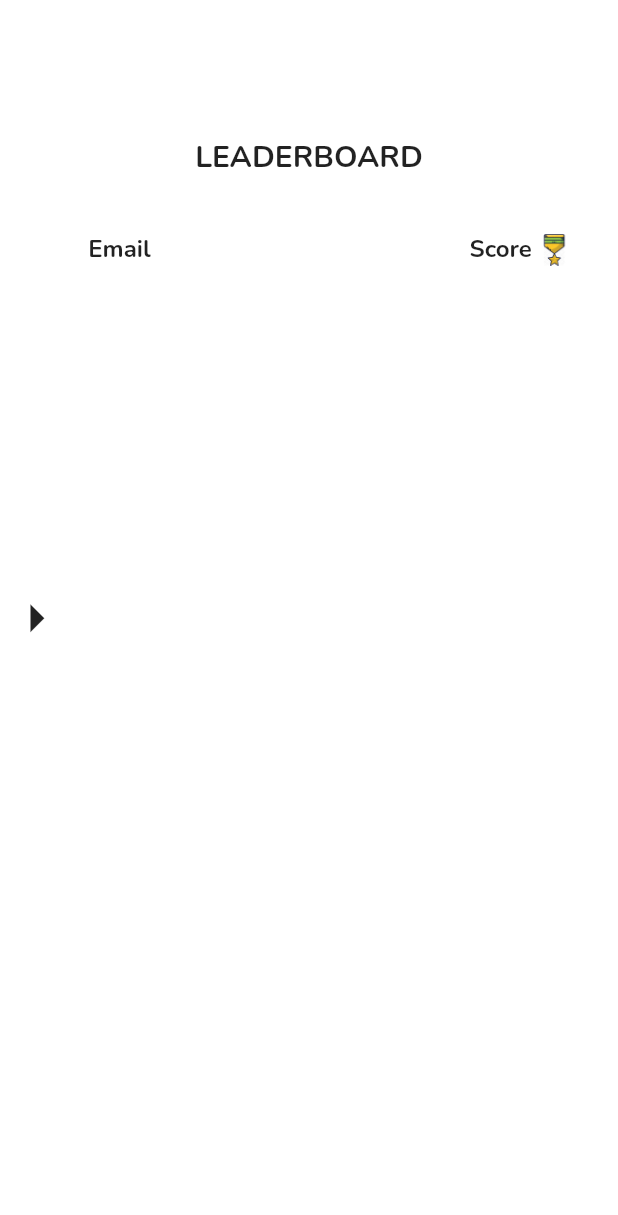
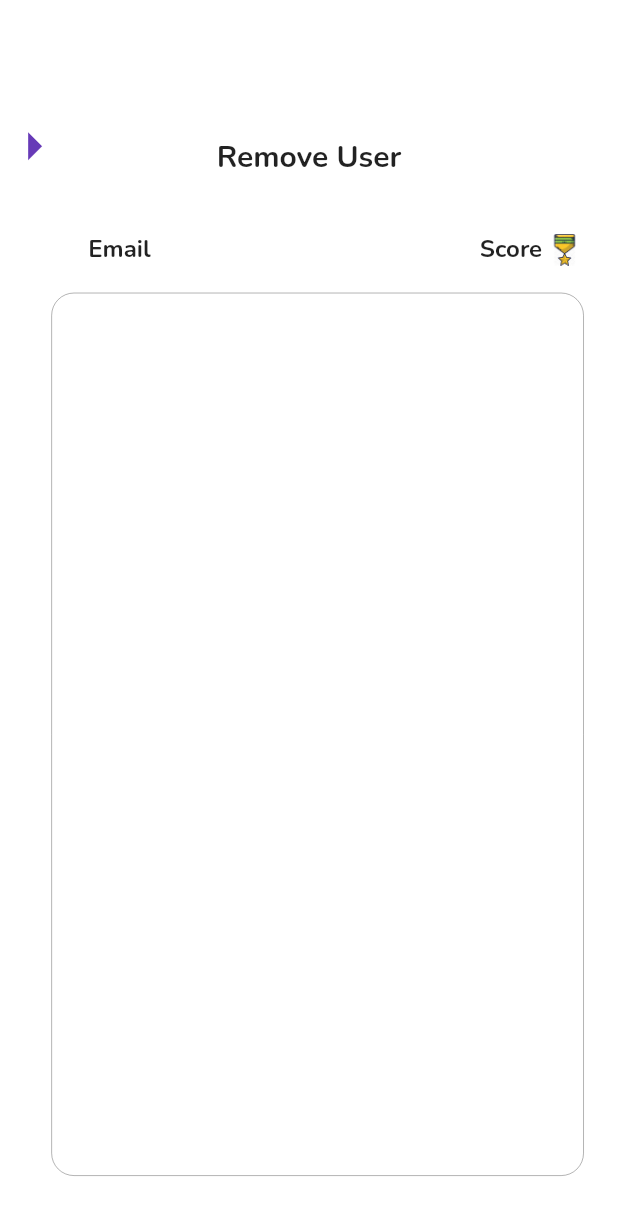
Before and after one commit to Subin-4488/Tutory, a Flutter app: the screen it shows once a user with an empty profile is signed in, on a phone screen of 412 x 824 dp. Shown: the top 1215 px of the screen. Run offline on Flutter 3.47's test engine with Material 2 defaults, Android fonts, the phone set to English and light mode, and no system bars; our stand-ins replace cloud_firestore, firebase_auth, firebase_core, flutter_spinkit, flutter_toggle_tab, fluttertoast and 1 more; missing offline and left inert: cloud_firestore_web, firebase_auth_web, firebase_core_web; accounts and stored records are empty.

Commit message:
prev questions

```diff
--- a/lib/main.dart
+++ b/lib/main.dart
@@ -30,7 +30,7 @@ class _MyAppState extends State<MyApp> with WidgetsBindingObserver {
   }
 
   void navigate() async {
-    await Future.delayed(Duration(seconds: 5), () {
+    await Future.delayed(Duration(seconds: 3), () {
       setState(() {
         splash = false;
       });
--- a/lib/screens/home/admin/adminhome.dart
+++ b/lib/screens/home/admin/adminhome.dart
@@ -1,5 +1,5 @@
-import 'package:cloud_firestore/cloud_firestore.dart';
 import 'package:flutter/material.dart';
+import 'package:tutory/screens/home/admin/addquestions.dart';
 import 'package:tutory/screens/home/admin/leaderboard.dart';
 import 'package:tutory/screens/home/admin/materials.dart';
 import 'package:tutory/screens/home/admin/setttings.dart';
@@ -31,15 +31,19 @@ class _AdminHomeState extends State<AdminHome> {
               Container(
                 alignment: Alignment.center,
                 child: select == 0
-                    ? Leaderboard()
+                    ? const Leaderboard()
                     : select == 1
-                        ? Materials()
+                        ?  Materials()
+                    :select==2?
+                      AddQuestions()
                         : AdminSettings(),
               ),
               Container(
-                alignment: Alignment.centerLeft,
+                alignment: Alignment.topLeft,
                 child: IconButton(
-                    padding: const EdgeInsets.all(0),
+                  color: Colors.deepPurple,
+                  alignment: Alignment.topLeft,
+                    padding:  EdgeInsets.only(top: size.height/11),
                     onPressed: () {
                       _key.currentState!.openDrawer();
                     },
@@ -61,7 +65,7 @@ class _AdminHomeState extends State<AdminHome> {
                 SizedBox(
                   height: size.height / 8,
                 ),
-                buildItem('Leaderboard', Icons.leaderboard, 0),
+                buildItem('Remove User', Icons.leaderboard, 0),
                 SizedBox(
                   height: size.height / 70,
                 ),
@@ -69,7 +73,7 @@ class _AdminHomeState extends State<AdminHome> {
                 SizedBox(
                   height: size.height / 70,
                 ),
-                buildItem('User Analytics', Icons.person, 2),
+                buildItem('Add Questions', Icons.person, 2),
                 SizedBox(
                   height: size.height / 70,
                 ),
@@ -110,18 +114,18 @@ class _AdminHomeState extends State<AdminHome> {
           });
 
           Navigator.of(context).pop();
-          if (idx == 0) {
-            //leaderboard
-          } else if (idx == 1) {
-            //material
+          // if (idx == 0) {
+          //   //leaderboard
+          // } else if (idx == 1) {
+          //   //material
 
-          } else if (idx == 2) {
-            //user analytics
+          // } else if (idx == 2) {
+          //   //user analytics
 
-          } else {
-            //settings
+          // } else {
+          //   //settings
 
-          }
+          // }
         });
   }
 }
--- a/lib/screens/home/admin/leaderboard.dart
+++ b/lib/screens/home/admin/leaderboard.dart
@@ -25,7 +25,7 @@ class _LeaderboardState extends State<Leaderboard> {
               height: size.height / 9,
             ),
             const Text(
-              'LEADERBOARD',
+              'Remove User',
               style: TextStyle(fontSize: 20, fontWeight: FontWeight.bold),
             ),
             SizedBox(
@@ -33,7 +33,7 @@ class _LeaderboardState extends State<Leaderboard> {
             ),
             Container(
               margin:
-                  EdgeInsets.only(left: size.width / 7, right: size.width / 15),
+                  EdgeInsets.only(left: size.width / 7, right: size.width / 20),
               child: Row(
                 children: [
                   const Expanded(
@@ -64,12 +64,18 @@ class _LeaderboardState extends State<Leaderboard> {
             SizedBox(
               height: size.height / 60,
             ),
-            Expanded(
+            Container(
               child: load
-                  ? LoadingShared()
+                  ? const LoadingShared()
                   : Container(
+                    height: size.height/1.4,
+                    decoration: BoxDecoration(
+                      border: Border.all(width: .2),
+                      borderRadius: BorderRadius.circular(15)
+                    ),
                       alignment: Alignment.topCenter,
-                      margin: EdgeInsets.only(left: size.width / 12),
+                      margin: EdgeInsets.only(left: size.width / 12,
+                      right: size.width / 18),
                       child: FutureBuilder(
                           future: Database(uid: '0').getLeaderboard(),
                           builder: ((context,
@@ -84,6 +90,7 @@ class _LeaderboardState extends State<Leaderboard> {
                                     if (snapshot.hasData) {
                                       return Material(
                                         child: Card(
+                                          elevation: 0.6,
                                           child: ListTile(
                                             leading: const SizedBox(
                                               height: 30,
@@ -134,11 +141,15 @@ class _LeaderboardState extends State<Leaderboard> {
                                                                             () {
                                                                           load =
                                                                               true;
-                                                                          Database(
-                                                                              uid: list[index].uid).deleteUser();
+                                                                            Database(uid: list[index].uid)
+                                                                              .deleteUser();
                                                                           load =
                                                                               false;
-                                                                              Fluttert
+                                                                          Fluttertoast.showToast(
+                                                                              toastLength: Toast.LENGTH_LONG,
+                                                                              msg: 'User deleted successfully');
+                                                                          Navigator.of(context)
+                                                                              .pop();
                                                                         });
                                                                       },
                                                                       child:
@@ -146,12 +157,13 @@ class _LeaderboardState extends State<Leaderboard> {
                                                                         'Remove',
                                                                       )),
                                                             ),
-                                                            Expanded(
+                                                            const Expanded(
                                                                 child:
                                                                     SizedBox()),
                                                             Container(
-                                                              margin: EdgeInsets
-                                                                  .only(
+                                                              margin:
+                                                                  const EdgeInsets
+                                                                          .only(
                                                                       right:
                                                                           15),
                                                               child:
--- a/lib/screens/home/admin/materials.dart
+++ b/lib/screens/home/admin/materials.dart
@@ -10,6 +10,7 @@ class Materials extends StatefulWidget {
 class _MaterialsState extends State<Materials> {
   @override
   Widget build(BuildContext context) {
-    return Text('Materials');
+    // TODO: implement build
+    return Text('MATERILAS');
   }
 }
--- a/lib/shared/textformfielddecorator.dart
+++ b/lib/shared/textformfielddecorator.dart
@@ -9,7 +9,7 @@ class TextFormFieldDecorator {
       focusedBorder: const OutlineInputBorder(
         borderSide: BorderSide(color: Colors.green)
       ),
-      hintText: hint,
+      labelText: hint,
     );
   }
 }
```
Also changed, not shown: lib/screens/authenticate/register.dart (+12 -11 lines), lib/screens/authenticate/signin.dart (+8 -11 lines), lib/screens/home/admin/addquestions.dart (added, +118 -0 lines), lib/services/database.dart (+3 -6 lines), lib/shared/textstyle.dart (deleted, +0 -10 lines), 4 other files.
